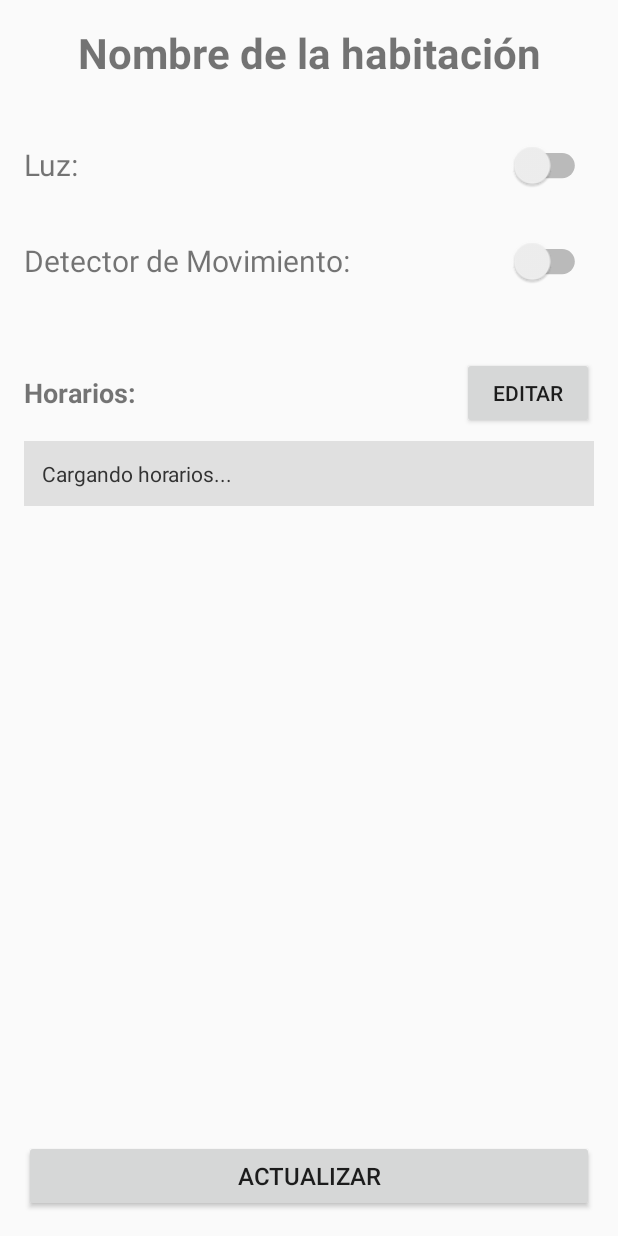
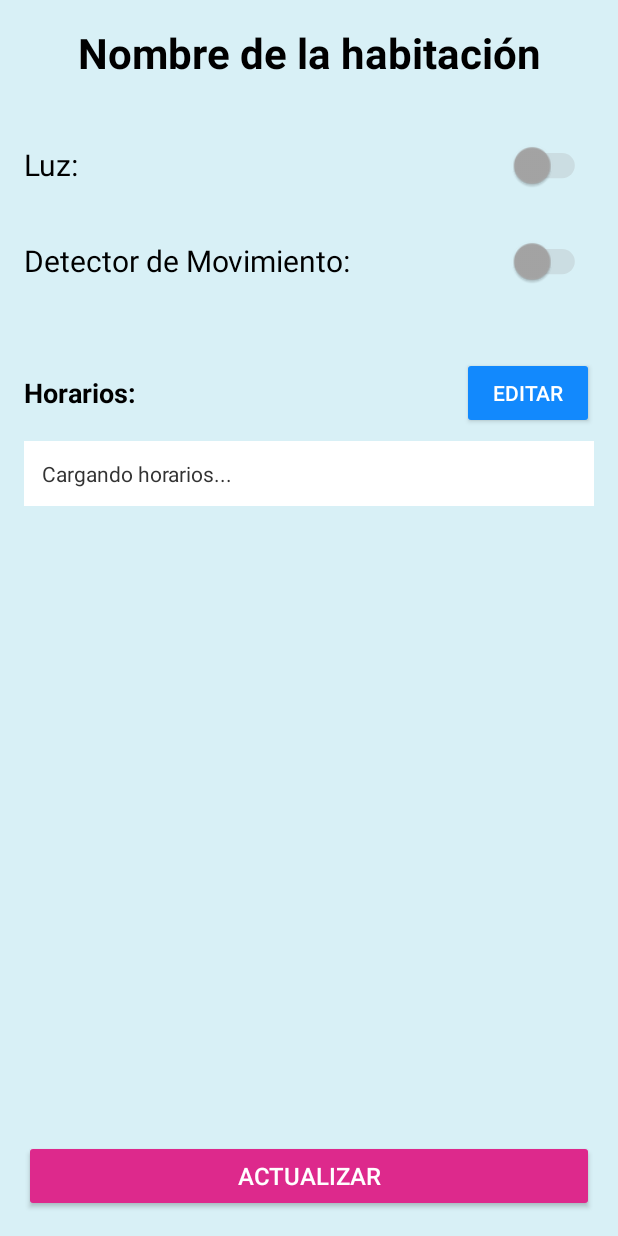
Before and after one commit to brunokiwi/TFG-Bruno-Public, an Android app built with Jetpack Compose: the RoomDetailActivity screen opened directly, with no data from a screen before it, on a phone screen of 412 x 824 dp. Run offline under Robolectric (Android 15) with nearby library versions, the phone set to English and light mode, and no system bars.

Commit message:
Nueva interfaz, colores uma, menu drop down, cards para habitaciones

```diff
--- /dev/null
+++ b/android-app/app/src/main/res/color/switch_thumb_color.xml
@@ -0,0 +1,4 @@
+<selector xmlns:android="http://schemas.android.com/apk/res/android">
+    <item android:color="#DB298B" android:state_checked="true"/> <!-- Color cuando está activado -->
+    <item android:color="#A6A6A6"/> <!-- Color cuando está desactivado -->
+</selector>
--- /dev/null
+++ b/android-app/app/src/main/res/color/switch_track_color.xml
@@ -0,0 +1,4 @@
+<selector xmlns:android="http://schemas.android.com/apk/res/android">
+    <item android:color="#DB298B" android:state_checked="true"/> <!-- Color barra activada -->
+    <item android:color="#A6A6A6"/> <!-- Color barra desactivada -->
+</selector>
--- a/android-app/app/src/main/res/layout/activity_events.xml
+++ b/android-app/app/src/main/res/layout/activity_events.xml
@@ -20,6 +20,8 @@
         android:layout_width="match_parent"
         android:layout_height="wrap_content"
         android:text="Actualizar"
+        android:textColor="@color/white"
+        android:backgroundTint="#DD298C"
         android:layout_marginBottom="16dp" />
 
     <androidx.recyclerview.widget.RecyclerView
--- a/android-app/app/src/main/res/layout/activity_manage_schedules.xml
+++ b/android-app/app/src/main/res/layout/activity_manage_schedules.xml
@@ -20,6 +20,8 @@
         android:layout_width="match_parent"
         android:layout_height="wrap_content"
         android:text="Añadir Nuevo Horario"
+        android:textColor="@color/white"
+        android:backgroundTint="#354C9E"
         android:textSize="16sp"
         android:layout_marginBottom="16dp" />
 
--- a/android-app/app/src/main/res/layout/activity_room_detail.xml
+++ b/android-app/app/src/main/res/layout/activity_room_detail.xml
@@ -35,7 +35,9 @@
             android:layout_height="48dp"
             android:layout_marginEnd="8dp"
             android:scaleX="1.2"
-            android:scaleY="1.2" />
+            android:scaleY="1.2"
+            android:thumbTint="@color/switch_thumb_color"
+            android:trackTint="@color/switch_track_color" />
 
     </LinearLayout>
 
@@ -59,7 +61,10 @@
             android:layout_height="48dp"
             android:layout_marginEnd="8dp"
             android:scaleX="1.2"
-            android:scaleY="1.2" />
+            android:scaleY="1.2"
+            android:thumbTint="@color/switch_thumb_color"
+            android:trackTint="@color/switch_track_color" />
+
 
     </LinearLayout>
 
@@ -85,6 +90,8 @@
             android:layout_width="wrap_content"
             android:layout_height="wrap_content"
             android:text="Editar"
+            android:textColor="@color/white"
+            android:backgroundTint="#1289FD"
             android:textSize="14sp" />
 
     </LinearLayout>
@@ -102,7 +109,7 @@
             android:textSize="14sp"
             android:textColor="#333333"
             android:padding="12dp"
-            android:background="#e0e0e0"
+            android:background="#FFFFFF"
             android:layout_marginBottom="16dp" />
 
     </ScrollView>
@@ -113,6 +120,8 @@
         android:layout_height="wrap_content"
         android:text="Actualizar"
         android:textSize="16sp"
+        android:textColor="@color/white"
+        android:backgroundTint="#DD298C" />
         android:layout_marginTop="16dp" />
 
 </LinearLayout>
--- a/android-app/app/src/main/res/layout/item_schedule.xml
+++ b/android-app/app/src/main/res/layout/item_schedule.xml
@@ -35,6 +35,8 @@
         android:layout_width="wrap_content"
         android:layout_height="wrap_content"
         android:text="Eliminar"
-        android:textSize="12sp" />
+        android:textSize="12sp"
+        android:textColor="@color/white"
+        android:backgroundTint="#DD298C" />
 
 </LinearLayout>
--- a/android-app/app/src/main/res/values/colors.xml
+++ b/android-app/app/src/main/res/values/colors.xml
@@ -7,4 +7,6 @@
     <color name="teal_700">#FF018786</color>
     <color name="black">#FF000000</color>
     <color name="white">#FFFFFFFF</color>
+    <color name="mi_background">#D8F0F6</color>
+    <color name="card_gray_bg">#E0E0E0</color>
 </resources>
--- a/android-app/app/src/main/res/values/themes.xml
+++ b/android-app/app/src/main/res/values/themes.xml
@@ -1,5 +1,11 @@
 <?xml version="1.0" encoding="utf-8"?>
 <resources>
-
-    <style name="Theme.TFGiOtAPP" parent="android:Theme.Material.Light.NoActionBar" />
+    <style name="Theme.TFGiOtAPP" parent="Theme.MaterialComponents.DayNight.NoActionBar">
+        <!-- Cambia este color por el que desees -->
+        <item name="android:windowBackground">@color/mi_background</item>
+        <!-- ...otros atributos... -->
+        <item name="android:textColor">@color/black</item>
+        <item name="android:textColorPrimary">@color/black</item>
+        <item name="android:textColorSecondary">@color/black</item>
+    </style>
 </resources>
```
Also changed, not shown: android-app/app/src/main/java/com/example/tfgiotapp/MainActivity.kt (+66 -77 lines), android-app/app/src/main/java/com/example/tfgiotapp/RoomAdapter.kt (+16 -2 lines), android-app/app/src/main/res/layout/activity_create_schedule.xml (+10 -0 lines), android-app/app/src/main/res/layout/activity_login.xml (+8 -2 lines), android-app/app/src/main/res/layout/item_room.xml (+19 -10 lines), android-app/app/src/main/res/layout/mainlayout.xml (+18 -39 lines), android-app/app/src/main/res/menu/main_menu.xml (added, +8 -0 lines).
